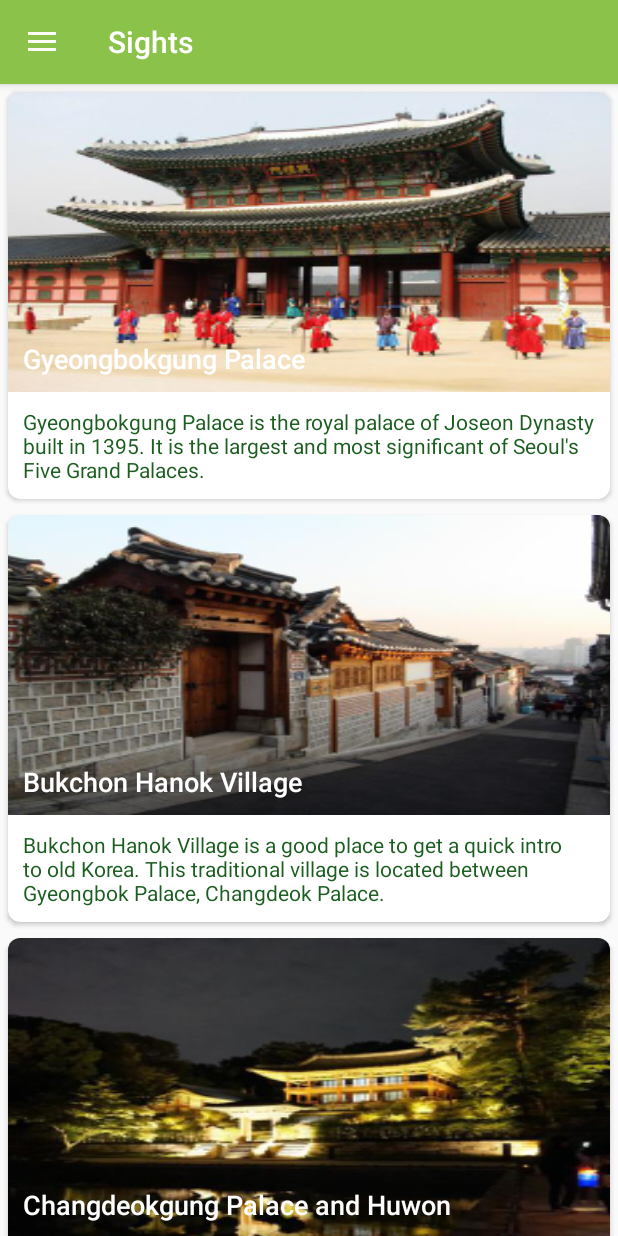
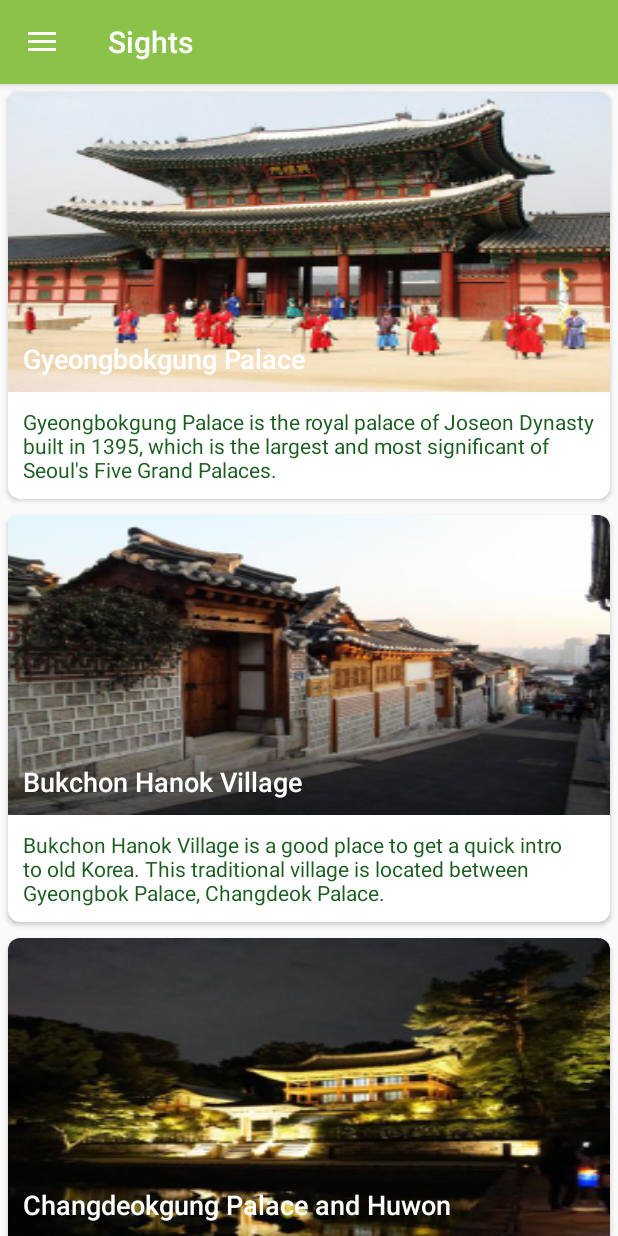
Before and after one commit to sooshin/android-Seoul-tour-guide, an Android app: the screen it shows after launch (MainActivity), in the side drawer, after a tap on "Sights", on a phone screen of 412 x 824 dp. Run offline under Robolectric (Android 15) with nearby library versions, the phone set to English and light mode, and no system bars.

Commit message:
Update strings

```diff
--- a/app/src/main/res/values/strings.xml
+++ b/app/src/main/res/values/strings.xml
@@ -73,7 +73,7 @@
     <!-- Gyeongbokgoung -->
     <string name="gyeongbokgung">Gyeongbokgung Palace</string>
     <string name="gyeongbokgung_short">Gyeongbokgung Palace is the royal palace of Joseon Dynasty
-        built in 1395. It is the largest and most significant of Seoul\'s Five Grand Palaces.</string>
+        built in 1395, which is the largest and most significant of Seoul\'s Five Grand Palaces.</string>
     <string name="gyeongbokgung_des">Gyeongbokgung Palace was the first of the five palaces built
         in the Joseon Dynasty (1395). It was destroyed by Japanese Invasion of Korea(1592) but rebuilt
         during King Kojong(1867). During the Japanese colonial period(1910-1945), much of the palace was
```
